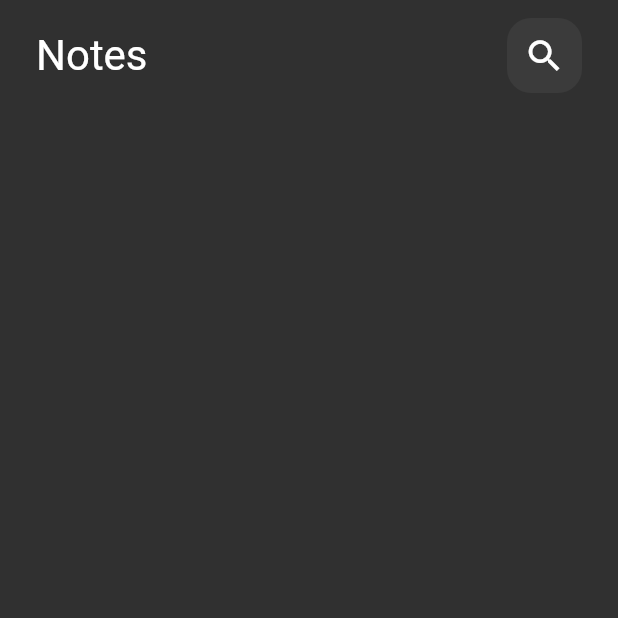
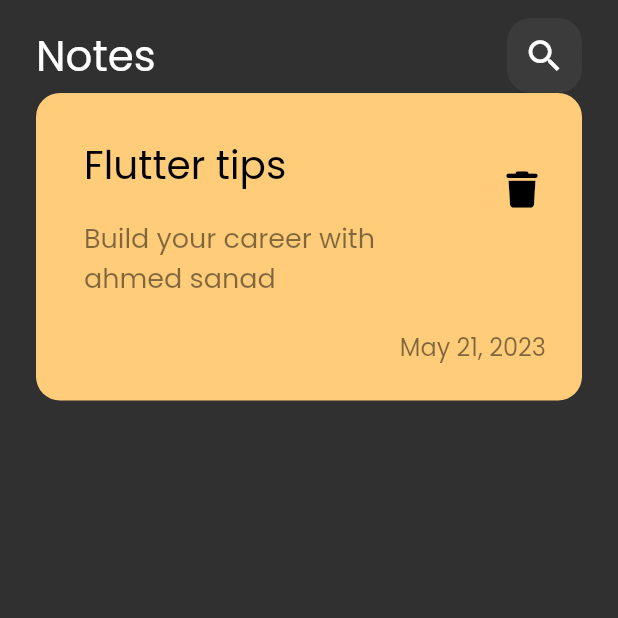
Before and after one commit to Ahmeddsanad/notes_app, a Flutter app: the screen it shows after launch, on a phone screen of 412 x 824 dp, the top half of it. Run offline on Flutter 3.47's test engine with Material 2 defaults, Android fonts, the phone set to English and light mode, and no system bars; our stand-ins replace font_awesome_flutter.

Commit message:
create custom note item

```diff
--- a/lib/main.dart
+++ b/lib/main.dart
@@ -12,7 +12,10 @@ class NotesApp extends StatelessWidget {
   Widget build(BuildContext context) {
     return MaterialApp(
       debugShowCheckedModeBanner: false,
-      theme: ThemeData(brightness: Brightness.dark),
+      theme: ThemeData(
+        brightness: Brightness.dark,
+        fontFamily: 'Poppins',
+      ),
       home: const NotesView(),
     );
   }
--- /dev/null
+++ b/lib/views/widgets/custom_note_item.dart
@@ -0,0 +1,69 @@
+import 'package:flutter/material.dart';
+import 'package:font_awesome_flutter/font_awesome_flutter.dart';
+
+class NoteItem extends StatelessWidget {
+  const NoteItem({
+    super.key,
+  });
+
+  @override
+  Widget build(BuildContext context) {
+    return Container(
+      padding: const EdgeInsets.only(
+        top: 24,
+        bottom: 24,
+        left: 16,
+      ),
+      decoration: BoxDecoration(
+        color: const Color(0xffffcd7a),
+        borderRadius: BorderRadius.circular(
+          16,
+        ),
+      ),
+      child: Column(
+        crossAxisAlignment: CrossAxisAlignment.end,
+        children: [
+          ListTile(
+            title: const Text(
+              'Flutter tips',
+              style: TextStyle(
+                color: Colors.black,
+                fontSize: 26.0,
+              ),
+            ),
+            subtitle: Padding(
+              padding: const EdgeInsets.symmetric(
+                vertical: 16,
+              ),
+              child: Text(
+                'Build your career with ahmed sanad',
+                style: TextStyle(
+                    color: Colors.black.withOpacity(0.5), fontSize: 18),
+              ),
+            ),
+            trailing: IconButton(
+              onPressed: () {},
+              icon: const Icon(
+                FontAwesomeIcons.trash,
+                color: Colors.black,
+                size: 24,
+              ),
+            ),
+          ),
+          Padding(
+            padding: const EdgeInsets.only(
+              right: 24.0,
+            ),
+            child: Text(
+              'May 21, 2023',
+              style: TextStyle(
+                color: Colors.black.withOpacity(0.5),
+                fontSize: 16.0,
+              ),
+            ),
+          )
+        ],
+      ),
+    );
+  }
+}
--- a/lib/views/widgets/news_view_body.dart
+++ b/lib/views/widgets/news_view_body.dart
@@ -1,5 +1,7 @@
 import 'package:flutter/material.dart';
 import 'package:notes_app/views/widgets/custom_app_bar.dart';
+import 'package:font_awesome_flutter/font_awesome_flutter.dart';
+import 'package:notes_app/views/widgets/custom_note_item.dart';
 
 class NewsViewBody extends StatelessWidget {
   const NewsViewBody({
@@ -17,6 +19,7 @@ class NewsViewBody extends StatelessWidget {
         child: Column(
           children: [
             CutomAppBar(),
+            NoteItem(),
           ],
         ),
       ),
```
Also changed, not shown: pubspec.yaml (+5 -4 lines), assets/fonts/Poppins-Regular.ttf (added), pubspec.lock.
